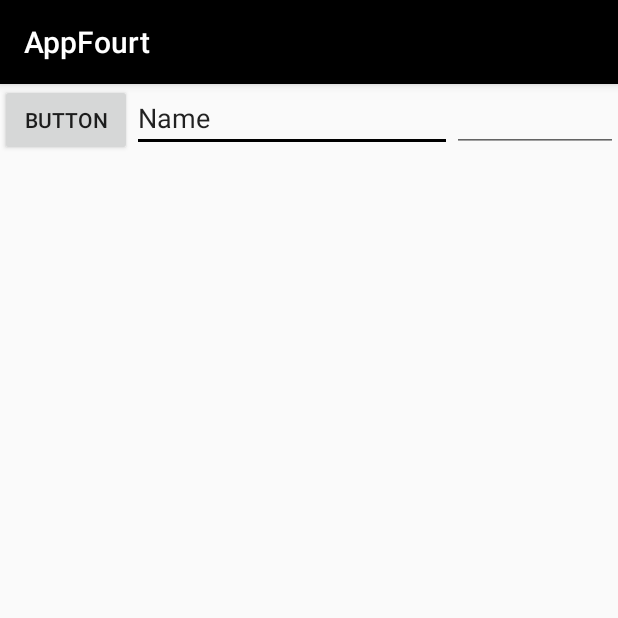
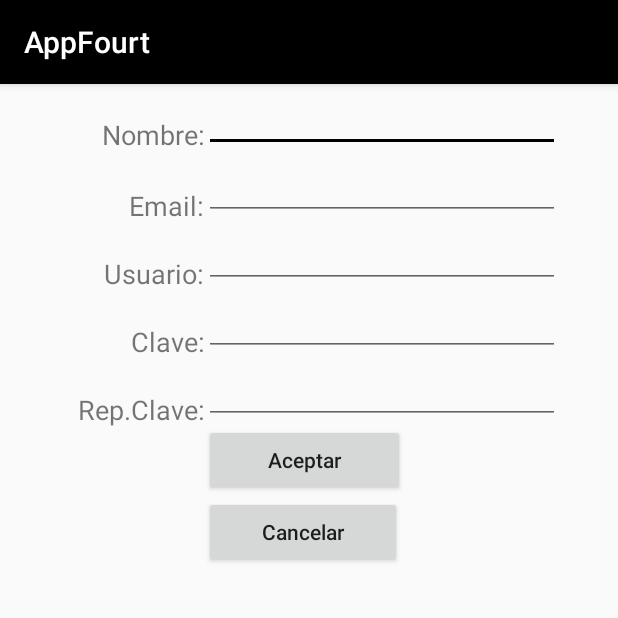
Before and after one commit to AppFourt/AppFourt, an Android app: the RegistroActivity screen opened directly, with no data from a screen before it, on a phone screen of 412 x 824 dp, the top half of it. Run offline under Robolectric (Android 15) with nearby library versions, the phone set to English and light mode, and no system bars.

Commit message:
Merge branches 'DesarolloJhon' and 'DesarrolloEdier' of https://github.com/ediertamayo/AppFourt into DesarrolloEdier
# Conflicts:
#	app/src/main/java/com/ediertamayo/appfourt/MainActivity.java

```diff
--- a/app/build.gradle
+++ b/app/build.gradle
@@ -4,7 +4,7 @@ android {
     compileSdkVersion 26
     defaultConfig {
         applicationId "com.ediertamayo.appfourt"
-        minSdkVersion 23
+        minSdkVersion 19
         targetSdkVersion 26
         versionCode 1
         versionName "1.0"
@@ -16,10 +16,12 @@ android {
             proguardFiles getDefaultProguardFile('proguard-android.txt'), 'proguard-rules.pro'
         }
     }
+    productFlavors {
+    }
 }
 
 dependencies {
-    implementation fileTree(dir: 'libs', include: ['*.jar'])
+    implementation fileTree(include: ['*.jar'], dir: 'libs')
     implementation 'com.android.support:appcompat-v7:26.1.0'
     implementation 'com.android.support.constraint:constraint-layout:1.0.2'
     testImplementation 'junit:junit:4.12'
--- a/app/src/main/res/layout/activity_loggin.xml
+++ b/app/src/main/res/layout/activity_loggin.xml
@@ -65,6 +65,7 @@
         android:layout_width="176dp"
         android:layout_height="wrap_content"
         android:layout_gravity="center_horizontal"
+        android:onClick="ingresar"
         android:text="Ingresar"
         android:textAllCaps="false"
         android:textSize="20dp" />
--- a/app/src/main/res/layout/activity_registro.xml
+++ b/app/src/main/res/layout/activity_registro.xml
@@ -3,34 +3,113 @@
     xmlns:app="http://schemas.android.com/apk/res-auto"
     xmlns:tools="http://schemas.android.com/tools"
     android:layout_width="match_parent"
+    android:orientation="horizontal"
     android:layout_height="match_parent"
     tools:context="com.ediertamayo.appfourt.RegistroActivity">
 
-    <Button
-        android:id="@+id/button"
-        android:layout_width="wrap_content"
+    <LinearLayout
+        android:layout_width="136dp"
+        android:layout_height="match_parent"
+        android:orientation="vertical">
+
+        <TextView
+            android:id="@+id/textView4"
+            android:layout_width="match_parent"
+            android:layout_height="46dp"
+            android:gravity="end|bottom"
+            android:text="@string/nombre"
+            android:textSize="18sp" />
+
+        <TextView
+            android:id="@+id/textView8"
+            android:layout_width="match_parent"
+            android:layout_height="47dp"
+            android:gravity="end|bottom"
+            android:text="@string/email"
+            android:textSize="18sp" />
+
+        <TextView
+            android:id="@+id/textView2"
+            android:layout_width="match_parent"
+            android:layout_height="45dp"
+            android:gravity="end|bottom"
+            android:text="@string/usuario"
+            android:textSize="18sp" />
+
+        <TextView
+            android:id="@+id/textView7"
+            android:layout_width="match_parent"
+            android:layout_height="45dp"
+            android:gravity="end|bottom"
+            android:text="@string/clave"
+            android:textSize="18sp" />
+
+        <TextView
+            android:id="@+id/textView6"
+            android:layout_width="match_parent"
+            android:layout_height="45dp"
+            android:gravity="end|bottom"
+            android:text="@string/repClave"
+            android:textSize="18sp" />
+
+    </LinearLayout>
+
+    <LinearLayout
+        android:layout_width="237dp"
+        android:layout_height="match_parent"
+        android:orientation="vertical">
+
+        <EditText
+            android:id="@+id/etNombre"
+            android:layout_width="match_parent"
             android:layout_height="wrap_content"
-        android:text="Button"
-        android:onClick="guardar"
-        tools:layout_editor_absoluteX="115dp"
-        tools:layout_editor_absoluteY="201dp" />
+            android:ems="10"
+            android:inputType="textPersonName" />
+
+        <EditText
+            android:id="@+id/etEmail"
+            android:layout_width="match_parent"
+            android:layout_height="wrap_content"
+            android:ems="10"
+            android:inputType="textPersonName" />
 
         <EditText
             android:id="@+id/etUsuario"
-        android:layout_width="wrap_content"
+            android:layout_width="match_parent"
             android:layout_height="wrap_content"
             android:ems="10"
-        android:inputType="textPersonName"
-        android:text="Name"
-        tools:layout_editor_absoluteX="0dp"
-        tools:layout_editor_absoluteY="16dp" />
+            android:inputType="textPersonName" />
 
         <EditText
             android:id="@+id/etClave"
-        android:layout_width="wrap_content"
+            android:layout_width="match_parent"
             android:layout_height="wrap_content"
             android:ems="10"
-        android:inputType="textPassword"
-        tools:layout_editor_absoluteX="0dp"
-        tools:layout_editor_absoluteY="80dp" />
+            android:inputType="textPassword" />
+
+        <EditText
+            android:id="@+id/etRepClave"
+            android:layout_width="match_parent"
+            android:layout_height="wrap_content"
+            android:ems="10"
+            android:inputType="textPassword" />
+
+        <Button
+            android:id="@+id/bAceptar"
+            android:onClick="guardar"
+            android:layout_width="134dp"
+            android:layout_height="wrap_content"
+            android:text="@string/aceptar"
+            android:textAllCaps="false" />
+
+        <Button
+            android:id="@+id/bLimpiar"
+            android:layout_width="132dp"
+            android:layout_height="wrap_content"
+            android:onClick="cancelar"
+            android:text="@string/cancelar"
+            android:textAllCaps="false" />
+
     </LinearLayout>
+
+</LinearLayout>
--- a/app/src/main/res/values/strings.xml
+++ b/app/src/main/res/values/strings.xml
@@ -1,3 +1,13 @@
 <resources>
     <string name="app_name">AppFourt</string>
+    <string name="nombre">Nombre:</string>
+    <string name="email">Email:</string>
+    <string name="usuario">Usuario:</string>
+    <string name="clave">Clave:</string>
+    <string name="repClave">Rep.Clave:</string>
+    <string name="aceptar">Aceptar</string>
+    <string name="limpiar">Limpiar</string>
+    <string name="cancelar">Cancelar</string>
+    <string name="perfil">Perfil</string>
+    <string name="cerrarSesion">Cerrar Sesion</string>
 </resources>
```
Also changed, not shown: app/src/main/java/com/ediertamayo/appfourt/LogginActivity.java (+27 -3 lines), app/src/main/java/com/ediertamayo/appfourt/MainActivity.java (+31 -3 lines), app/src/main/java/com/ediertamayo/appfourt/RegistroActivity.java (+26 -6 lines), app/src/main/res/layout/activity_main.xml (+7 -9 lines), app/src/main/res/menu/menu.xml (added, +9 -0 lines). Lines whose indentation alone changed are shown as unchanged.
